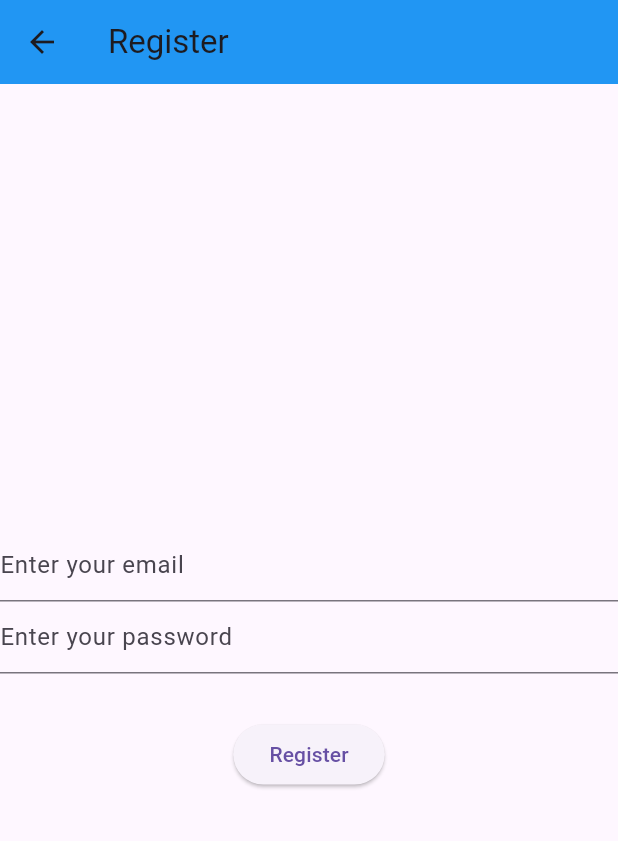
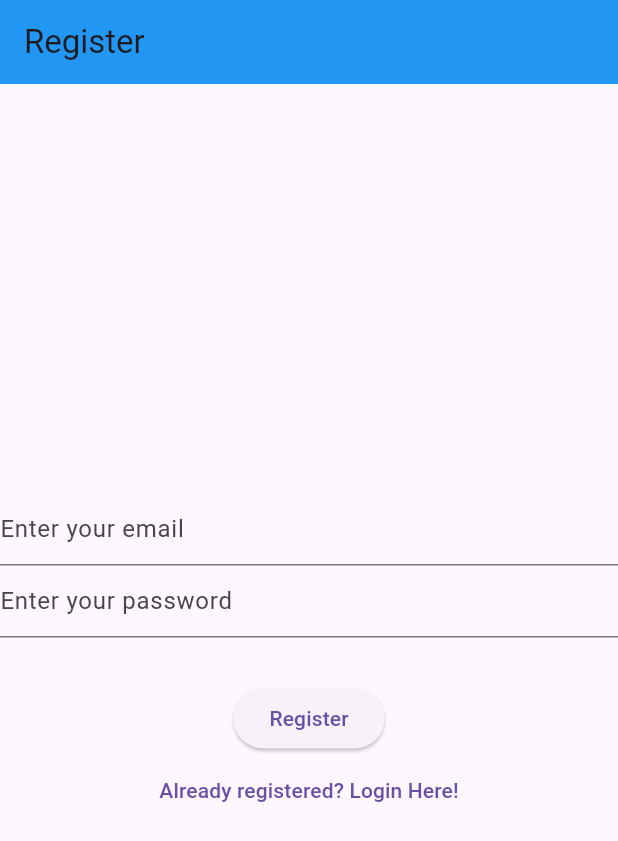
Before and after one commit to sshwtmn/flutter_pet_project, a Flutter app: the RegisterPage screen opened directly, on a phone screen of 412 x 824 dp. Shown: the top 841 px of the screen. Run offline on Flutter 3.47's test engine with Material 3 defaults, Android fonts, the phone set to English and light mode, and no system bars; our stand-ins replace firebase_auth, firebase_core; accounts and stored records are empty.

Commit message:
level-17-finished

```diff
--- a/lib/main.dart
+++ b/lib/main.dart
@@ -1,17 +1,20 @@
+import 'package:firebase_auth/firebase_auth.dart';
 import 'package:flutter/material.dart';
 import 'package:my_pet_project/views/home_page.dart';
-
-
-
+import 'package:my_pet_project/views/login_page.dart';
+import 'package:my_pet_project/views/register_page.dart';
 
 void main() {
   WidgetsFlutterBinding.ensureInitialized();
   runApp(MaterialApp(
     title: 'Flutter Demo',
     theme: ThemeData(
-      primarySwatch: Colors.blue,
-      appBarTheme: const AppBarTheme(color: Colors.blue)
-    ),
+        primarySwatch: Colors.blue,
+        appBarTheme: const AppBarTheme(color: Colors.blue)),
     home: const HomePage(),
+    routes: {
+      '/login/': (context) => const LoginView(),
+      '/register/': (context) => const RegisterPage(),
+    } ,
   ));
 }
--- a/lib/views/register.dart
+++ /dev/null
@@ -1,82 +0,0 @@
-import 'package:firebase_auth/firebase_auth.dart';
-import 'package:firebase_core/firebase_core.dart';
-import 'package:flutter/material.dart';
-
-import '../firebase_options.dart';
-
-class RegisterPage extends StatefulWidget {
-  const RegisterPage({super.key});
-
-  @override
-  State<RegisterPage> createState() => _RegisterPageState();
-}
-
-class _RegisterPageState extends State<RegisterPage> {
-  late final TextEditingController _email;
-  late final TextEditingController _password;
-
-  @override
-  void initState() {
-    _email = TextEditingController();
-    _password = TextEditingController();
-    super.initState();
-  }
-
-  @override
-  void dispose() {
-    _email.dispose();
-    _password.dispose();
-    super.dispose();
-  }
-
-  @override
-  Widget build(BuildContext context) {
-    return Scaffold(
-      appBar: AppBar(
-        title: const Text('Register'),
-      ),
-      body: FutureBuilder(
-        future: Firebase.initializeApp(
-            options: DefaultFirebaseOptions.currentPlatform
-        ),
-        builder: (context, snapshot) {
-          switch(snapshot.connectionState){
-            case ConnectionState.done:
-              print('ConnectionState.DONE');
-              return Column(
-                mainAxisAlignment: MainAxisAlignment.center,
-                children: [
-                  TextFormField(
-                    controller: _email,
-                    decoration: const InputDecoration(
-                      hintText: 'Enter your email',
-                    ),
-                  ),
-                  TextFormField(
-                    controller: _password,
-                    decoration: const InputDecoration(hintText: 'Enter your password'),
-                  ),
-                  const SizedBox(
-                    height: 30,
-                  ),
-                  ElevatedButton(
-                      onPressed: () async {
-                        final email = _email.text.trim();
-                        final password = _password.text.trim();
-                        final userCredential = await FirebaseAuth.instance.createUserWithEmailAndPassword(
-                          email: email,
-                          password: password,
-                        );
-                        print(userCredential);
-                      },
-                      child: const Text('Register'))
-                ],
-              );
-            default:
-              return const Text('Loading...');
-          }
-        },
-      ),
-    );
-  }
-}
--- /dev/null
+++ b/lib/views/register_page.dart
@@ -0,0 +1,78 @@
+import 'package:firebase_auth/firebase_auth.dart';
+import 'package:firebase_core/firebase_core.dart';
+import 'package:flutter/material.dart';
+
+import '../firebase_options.dart';
+
+class RegisterPage extends StatefulWidget {
+  const RegisterPage({super.key});
+
+  @override
+  State<RegisterPage> createState() => _RegisterPageState();
+}
+
+class _RegisterPageState extends State<RegisterPage> {
+  late final TextEditingController _email;
+  late final TextEditingController _password;
+
+  @override
+  void initState() {
+    _email = TextEditingController();
+    _password = TextEditingController();
+    super.initState();
+  }
+
+  @override
+  void dispose() {
+    _email.dispose();
+    _password.dispose();
+    super.dispose();
+  }
+
+  @override
+  Widget build(BuildContext context) {
+    return Scaffold(
+      appBar: AppBar(
+        title: const Text('Register'),
+      ),
+      body: Column(
+        mainAxisAlignment: MainAxisAlignment.center,
+        children: [
+          TextFormField(
+            controller: _email,
+            decoration: const InputDecoration(
+              hintText: 'Enter your email',
+            ),
+          ),
+          TextFormField(
+            controller: _password,
+            decoration: const InputDecoration(hintText: 'Enter your password'),
+          ),
+          const SizedBox(
+            height: 30,
+          ),
+          ElevatedButton(
+              onPressed: () async {
+                final email = _email.text.trim();
+                final password = _password.text.trim();
+                final userCredential = await FirebaseAuth.instance
+                    .createUserWithEmailAndPassword(
+                  email: email,
+                  password: password,
+                );
+                print(userCredential);
+              },
+              child: const Text('Register')
+          ),
+          TextButton(
+              onPressed: () {
+                Navigator.of(context).pushNamedAndRemoveUntil(
+                    '/login/',
+                        (route) => false);
+              },
+              child: const Text('Already registered? Login Here!'))
+        ],
+      ),
+    );
+  }
+}
```
Also changed, not shown: lib/views/home_page.dart (+14 -18 lines), lib/views/login.dart (deleted, +0 -96 lines), lib/views/login_page.dart (added, +83 -0 lines), lib/views/verification_page.dart (added, +32 -0 lines).
